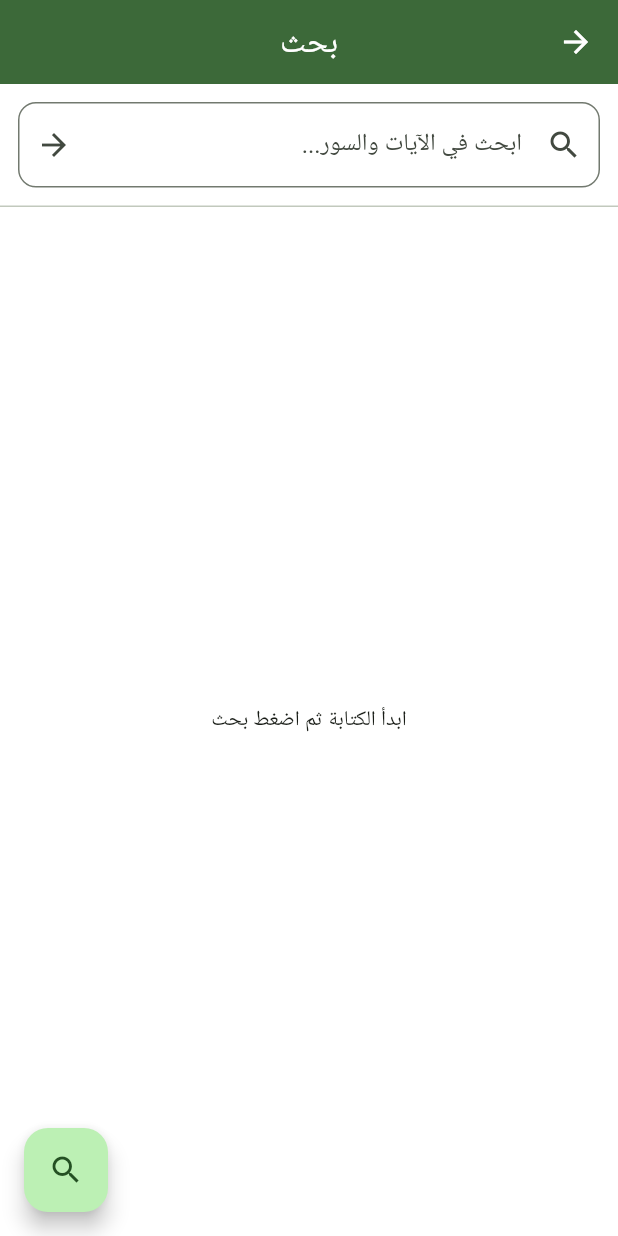
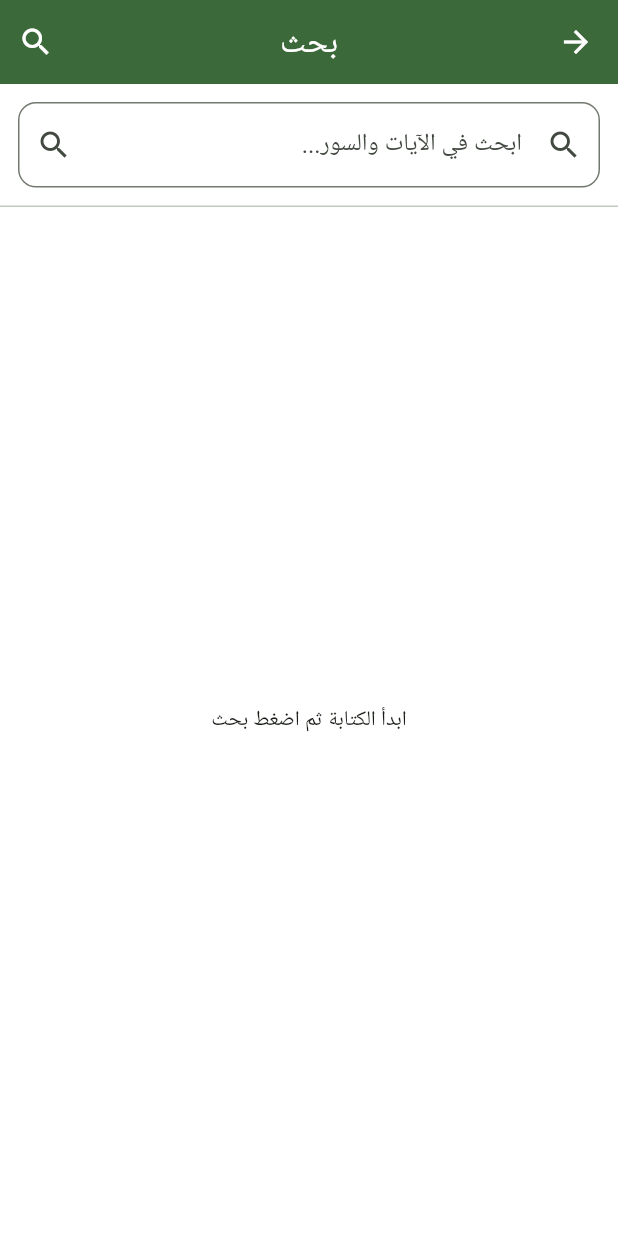
Before and after one commit to IbrahimElshishtawy/QuranGlow, a Flutter app: the SearchPage screen opened by its route, on a phone screen of 412 x 824 dp. Run offline on Flutter 3.47's test engine with Material 3 defaults, Android fonts, the light colour scheme and no system bars; our stand-ins replace connectivity_plus, dio, flutter_riverpod, google_fonts, hive, just_audio and 5 more; accounts and stored records are empty.

Commit message:
Update search_page.dart

```diff
--- a/quranglow/lib/features/ui/pages/search/search_page.dart
+++ b/quranglow/lib/features/ui/pages/search/search_page.dart
@@ -63,7 +63,17 @@ class _SearchPageState extends ConsumerState<SearchPage> {
     return Directionality(
       textDirection: TextDirection.rtl,
       child: Scaffold(
-        appBar: AppBar(title: const Text('بحث'), centerTitle: true),
+        appBar: AppBar(
+          title: const Text('بحث'),
+          centerTitle: true,
+          actions: [
+            IconButton(
+              icon: const Icon(Icons.search),
+              onPressed: _submit,
+              tooltip: 'بحث',
+            ),
+          ],
+        ),
         body: Column(
           children: [
             Padding(
@@ -76,7 +86,7 @@ class _SearchPageState extends ConsumerState<SearchPage> {
                   prefixIcon: const Icon(Icons.search),
                   suffixIcon: IconButton(
                     onPressed: _submit,
-                    icon: const Icon(Icons.arrow_back),
+                    icon: const Icon(Icons.search),
                     tooltip: 'بحث',
                   ),
                   border: OutlineInputBorder(
@@ -129,10 +139,6 @@ class _SearchPageState extends ConsumerState<SearchPage> {
             ),
           ],
         ),
-        floatingActionButton: FloatingActionButton(
-          onPressed: _submit,
-          child: const Icon(Icons.search),
-        ),
       ),
     );
   }
```
